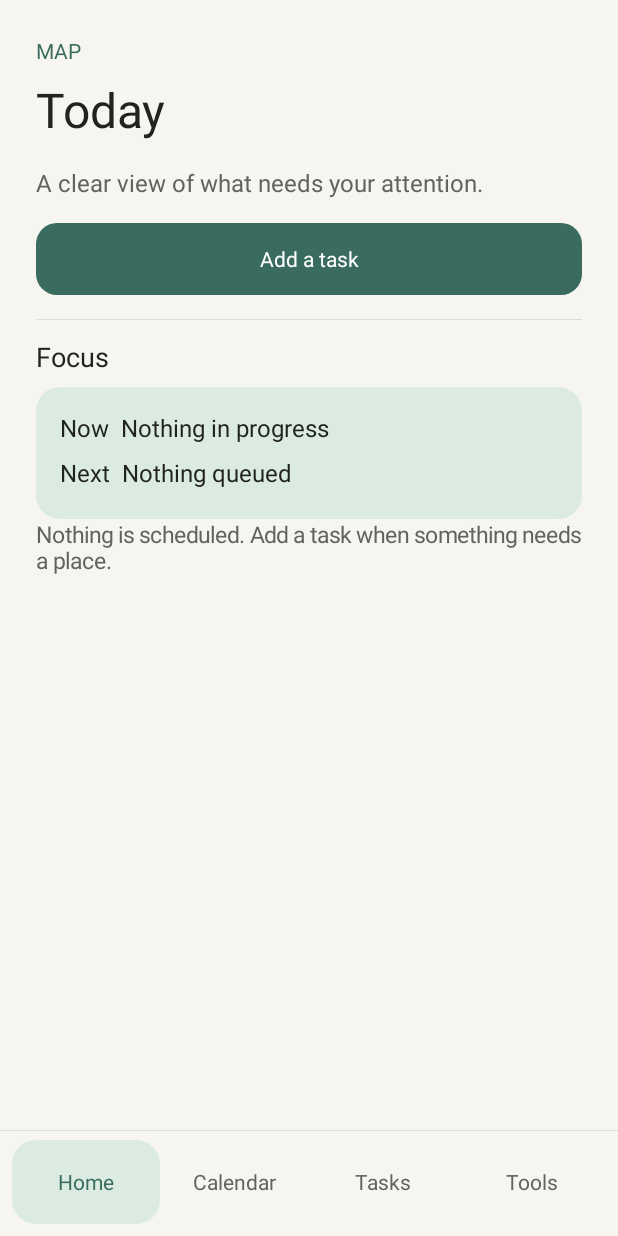
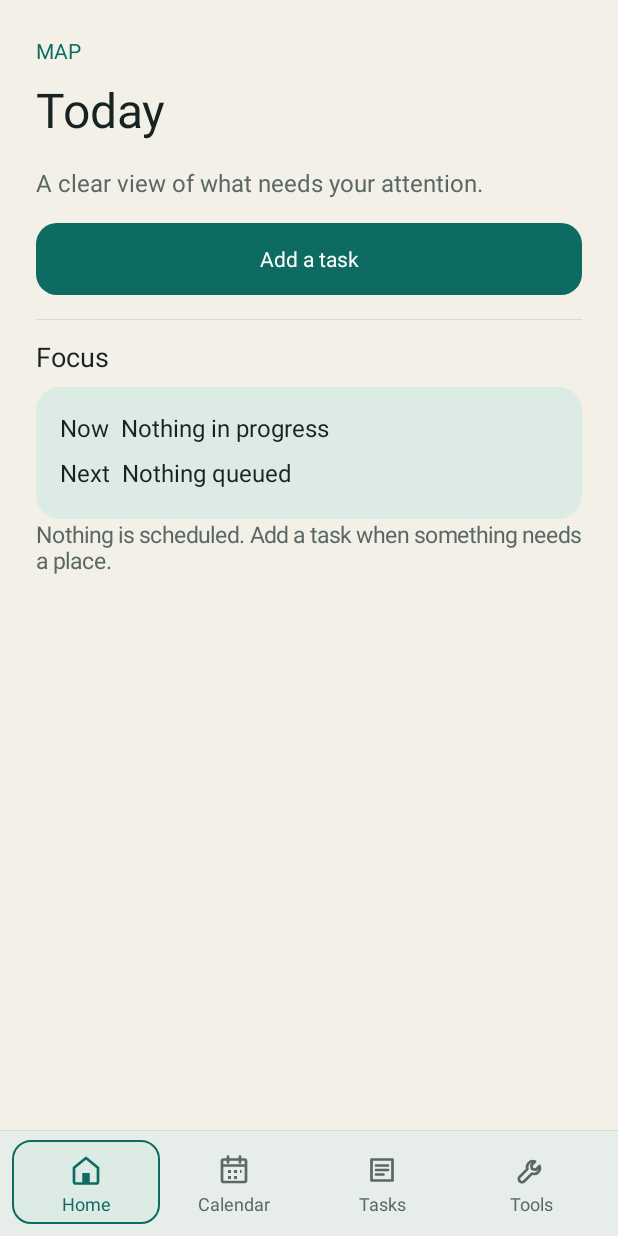
Before and after one commit to H4fizWasabie/map-android, an Android app: the screen it shows after launch (MainActivity), on a phone screen of 412 x 824 dp. Run offline under Robolectric (Android 15) with nearby library versions, the light colour scheme and no system bars.

Commit message:
feat: establish premium visual foundation

```diff
--- a/app/src/main/kotlin/app/map/android/MapUi.kt
+++ b/app/src/main/kotlin/app/map/android/MapUi.kt
@@ -13,7 +13,7 @@ object MapUi {
     fun bottomNavigation(activity: Activity, selected: String, onNavigate: (String) -> Unit): View =
         LinearLayout(activity).apply {
             orientation = LinearLayout.VERTICAL
-            setBackgroundColor(activity.getColor(R.color.map_background))
+            setBackgroundColor(activity.getColor(R.color.map_nav_background))
             addView(View(activity).apply {
                 setBackgroundColor(activity.getColor(R.color.map_divider))
                 layoutParams = LinearLayout.LayoutParams(-1, dp(activity, 1))
@@ -25,13 +25,23 @@ object MapUi {
                 listOf("Home", "Calendar", "Tasks", "Tools").forEach { label ->
                     addView(Button(activity, null, 0, R.style.MapNavigationButton).apply {
                         text = label
-                        isAllCaps = false
-                        isClickable = label != selected
+                        isSelected = label == selected
                         contentDescription = "$label navigation"
-                        setTextColor(activity.getColor(if (label == selected) R.color.map_accent else R.color.map_muted))
-                        setBackgroundResource(if (label == selected) R.drawable.map_focus_surface else R.drawable.map_nav_button)
+                        val color = activity.getColor(if (label == selected) R.color.map_accent else R.color.map_muted)
+                        setTextColor(color)
+                        setBackgroundResource(R.drawable.map_nav_button)
                         backgroundTintList = null
-                        setOnClickListener { onNavigate(label) }
+                        val icon = when (label) {
+                            "Home" -> R.drawable.ic_map_home
+                            "Calendar" -> R.drawable.ic_map_calendar
+                            "Tasks" -> R.drawable.ic_map_tasks
+                            else -> R.drawable.ic_map_tools
+                        }
+                        activity.getDrawable(icon)?.mutate()?.apply { setTint(color) }?.let {
+                            setCompoundDrawablesWithIntrinsicBounds(null, it, null, null)
+                        }
+                        compoundDrawablePadding = dp(activity, 2)
+                        setOnClickListener { if (label != selected) onNavigate(label) }
                     }, LinearLayout.LayoutParams(0, dp(activity, 56), 1f))
                 }
             }, LinearLayout.LayoutParams(-1, -2))
--- /dev/null
+++ b/app/src/main/res/drawable/ic_map_calendar.xml
@@ -0,0 +1,14 @@
+<vector xmlns:android="http://schemas.android.com/apk/res/android"
+    android:width="24dp"
+    android:height="24dp"
+    android:viewportWidth="24"
+    android:viewportHeight="24">
+    <path
+        android:fillColor="@android:color/transparent"
+        android:pathData="M5,5h14a1,1 0,0 1,1 1v13a1,1 0,0 1,-1 1H5a1,1 0,0 1,-1 -1V6a1,1 0,0 1,1 -1zM4,9h16M8,3v4M16,3v4"
+        android:strokeColor="@android:color/white"
+        android:strokeLineJoin="round"
+        android:strokeLineCap="round"
+        android:strokeWidth="1.8" />
+    <path android:fillColor="@android:color/white" android:pathData="M8,12h2v2H8zM12,12h2v2h-2zM16,12h1v2h-1zM8,16h2v2H8zM12,16h2v2h-2z" />
+</vector>
--- /dev/null
+++ b/app/src/main/res/drawable/ic_map_home.xml
@@ -0,0 +1,16 @@
+<vector xmlns:android="http://schemas.android.com/apk/res/android"
+    android:width="24dp"
+    android:height="24dp"
+    android:viewportWidth="24"
+    android:viewportHeight="24">
+    <path
+        android:fillColor="@android:color/transparent"
+        android:pathData="M4,10.5L12,4l8,6.5V20a1,1 0,0 1,-1 1H5a1,1 0,0 1,-1 -1z"
+        android:strokeColor="@android:color/white"
+        android:strokeLineJoin="round"
+        android:strokeLineCap="round"
+        android:strokeWidth="1.8" />
+    <path
+        android:fillColor="@android:color/white"
+        android:pathData="M9.5,21V14h5v7z" />
+</vector>
--- /dev/null
+++ b/app/src/main/res/drawable/ic_map_tasks.xml
@@ -0,0 +1,13 @@
+<vector xmlns:android="http://schemas.android.com/apk/res/android"
+    android:width="24dp"
+    android:height="24dp"
+    android:viewportWidth="24"
+    android:viewportHeight="24">
+    <path
+        android:fillColor="@android:color/transparent"
+        android:pathData="M5,5h14v14H5zM8,9h8M8,12h8M8,15h5"
+        android:strokeColor="@android:color/white"
+        android:strokeLineJoin="round"
+        android:strokeLineCap="round"
+        android:strokeWidth="1.8" />
+</vector>
--- /dev/null
+++ b/app/src/main/res/drawable/ic_map_tools.xml
@@ -0,0 +1,13 @@
+<vector xmlns:android="http://schemas.android.com/apk/res/android"
+    android:width="24dp"
+    android:height="24dp"
+    android:viewportWidth="24"
+    android:viewportHeight="24">
+    <path
+        android:fillColor="@android:color/transparent"
+        android:pathData="M14.7,6.3a4,4 0,0 0,-5.1 5.1L4.5,16.5a2.1,2.1 0,0 0,3 3l5.1,-5.1a4,4 0,0 0,5.1,-5.1l-2.5,2.5 -2.5,-0.5 -0.5,-2.5z"
+        android:strokeColor="@android:color/white"
+        android:strokeLineJoin="round"
+        android:strokeLineCap="round"
+        android:strokeWidth="1.8" />
+</vector>
--- a/app/src/main/res/drawable/map_nav_button.xml
+++ b/app/src/main/res/drawable/map_nav_button.xml
@@ -3,33 +3,33 @@
         <shape>
             <solid android:color="@color/map_focus" />
             <stroke android:width="1dp" android:color="@color/map_accent" />
-            <corners android:radius="16dp" />
+            <corners android:radius="12dp" />
         </shape>
     </item>
     <item android:state_enabled="false">
         <shape>
             <solid android:color="@color/map_focus" />
-            <corners android:radius="16dp" />
+            <corners android:radius="12dp" />
         </shape>
     </item>
     <item android:state_pressed="true">
         <shape>
             <solid android:color="@color/map_focus" />
             <stroke android:width="1dp" android:color="@color/map_accent" />
-            <corners android:radius="16dp" />
+            <corners android:radius="12dp" />
         </shape>
     </item>
     <item android:state_focused="true">
         <shape>
             <solid android:color="@color/map_background" />
             <stroke android:width="2dp" android:color="@color/map_accent" />
-            <corners android:radius="16dp" />
+            <corners android:radius="12dp" />
         </shape>
     </item>
     <item>
         <shape>
             <solid android:color="@android:color/transparent" />
-            <corners android:radius="16dp" />
+            <corners android:radius="12dp" />
         </shape>
     </item>
 </selector>
--- a/app/src/main/res/values-night/colors.xml
+++ b/app/src/main/res/values-night/colors.xml
@@ -1,11 +1,12 @@
 <resources>
-    <color name="map_background">#151815</color>
-    <color name="map_text">#F0F1EB</color>
-    <color name="map_muted">#B1B8AF</color>
-    <color name="map_accent">#9BC9B5</color>
-    <color name="map_accent_pressed">#B7E0C7</color>
-    <color name="map_on_accent">#152019</color>
-    <color name="map_divider">#3C433D</color>
-    <color name="map_card">#202620</color>
-    <color name="map_focus">#2B4639</color>
+    <color name="map_background">#101817</color>
+    <color name="map_text">#EEF4EE</color>
+    <color name="map_muted">#ADBCB6</color>
+    <color name="map_accent">#83D6C5</color>
+    <color name="map_accent_pressed">#A4E7D8</color>
+    <color name="map_on_accent">#08251F</color>
+    <color name="map_divider">#34453F</color>
+    <color name="map_card">#182321</color>
+    <color name="map_focus">#24453D</color>
+    <color name="map_nav_background">#15201E</color>
 </resources>
--- a/app/src/main/res/values-night/styles.xml
+++ b/app/src/main/res/values-night/styles.xml
@@ -1,6 +1,9 @@
 <resources>
     <style name="MapButton" parent="@android:style/Widget.Material.Button">
         <item name="android:textAllCaps">false</item>
+        <item name="android:textSize">14sp</item>
+        <item name="android:fontFamily">sans</item>
+        <item name="android:gravity">center</item>
         <item name="android:minHeight">48dp</item>
         <item name="android:minWidth">48dp</item>
         <item name="android:paddingStart">16dp</item>
@@ -21,9 +24,12 @@
 
     <style name="MapNavigationButton" parent="MapButton">
         <item name="android:background">@drawable/map_nav_button</item>
-        <item name="android:minHeight">64dp</item>
-        <item name="android:paddingStart">8dp</item>
-        <item name="android:paddingEnd">8dp</item>
+        <item name="android:textSize">12sp</item>
+        <item name="android:minHeight">68dp</item>
+        <item name="android:paddingStart">4dp</item>
+        <item name="android:paddingEnd">4dp</item>
+        <item name="android:paddingTop">8dp</item>
+        <item name="android:paddingBottom">6dp</item>
     </style>
 
     <style name="Theme.MAP" parent="android:style/Theme.Material.NoActionBar">
--- a/app/src/main/res/values/colors.xml
+++ b/app/src/main/res/values/colors.xml
@@ -1,11 +1,12 @@
 <resources>
-    <color name="map_background">#F7F5F0</color>
-    <color name="map_text">#20231F</color>
-    <color name="map_muted">#5F655D</color>
-    <color name="map_accent">#396B5E</color>
-    <color name="map_accent_pressed">#2C574D</color>
+    <color name="map_background">#F3F0E8</color>
+    <color name="map_text">#162322</color>
+    <color name="map_muted">#596864</color>
+    <color name="map_accent">#0D6B62</color>
+    <color name="map_accent_pressed">#075149</color>
     <color name="map_on_accent">#FFFFFF</color>
-    <color name="map_divider">#DEDED7</color>
-    <color name="map_card">#FFFEFA</color>
-    <color name="map_focus">#DCEBE2</color>
+    <color name="map_divider">#D5DDD8</color>
+    <color name="map_card">#FBF9F3</color>
+    <color name="map_focus">#DCEBE4</color>
+    <color name="map_nav_background">#E7EDE9</color>
 </resources>
--- a/app/src/main/res/values/styles.xml
+++ b/app/src/main/res/values/styles.xml
@@ -1,6 +1,9 @@
 <resources>
     <style name="MapButton" parent="@android:style/Widget.Material.Button">
         <item name="android:textAllCaps">false</item>
+        <item name="android:textSize">14sp</item>
+        <item name="android:fontFamily">sans</item>
+        <item name="android:gravity">center</item>
         <item name="android:minHeight">48dp</item>
         <item name="android:minWidth">48dp</item>
         <item name="android:paddingStart">16dp</item>
@@ -21,9 +24,12 @@
 
     <style name="MapNavigationButton" parent="MapButton">
         <item name="android:background">@drawable/map_nav_button</item>
-        <item name="android:minHeight">64dp</item>
-        <item name="android:paddingStart">8dp</item>
-        <item name="android:paddingEnd">8dp</item>
+        <item name="android:textSize">12sp</item>
+        <item name="android:minHeight">68dp</item>
+        <item name="android:paddingStart">4dp</item>
+        <item name="android:paddingEnd">4dp</item>
+        <item name="android:paddingTop">8dp</item>
+        <item name="android:paddingBottom">6dp</item>
     </style>
 
     <style name="Theme.MAP" parent="android:style/Theme.Material.Light.NoActionBar">
```
Also changed, not shown: 3 other files.
